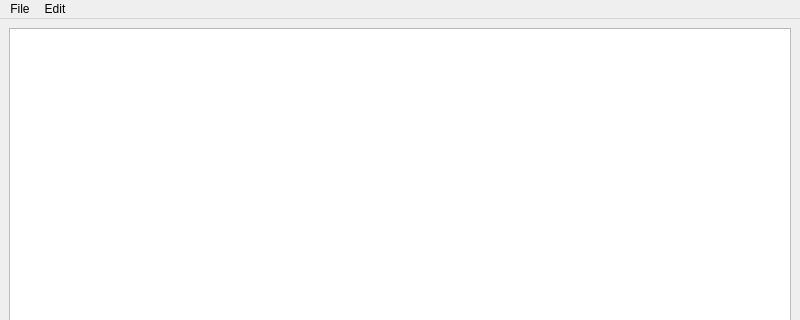
Above: metro/metrowindow.ui from SergeyBrian/metro before the change; both pictures show x 0 to 800 and y 0 to 320 of the 800 by 600 pixel window. Below: the same form after it.
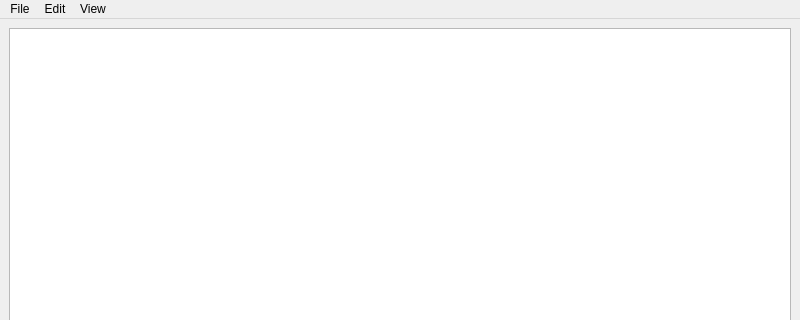
That is the form after the change.

Patch:
```diff
--- a/metro/metrowindow.ui
+++ b/metro/metrowindow.ui
@@ -53,8 +53,18 @@
     </property>
     <addaction name="actionRegenerate"/>
    </widget>
+   <widget class="QMenu" name="menuView">
+    <property name="title">
+     <string>View</string>
+    </property>
+    <addaction name="actionShow_branch_tags"/>
+    <addaction name="actionShow_station_tags"/>
+    <addaction name="actionShow_center_marker"/>
+    <addaction name="actionShow_branch_traces"/>
+   </widget>
    <addaction name="menuFile"/>
    <addaction name="menuEdit"/>
+   <addaction name="menuView"/>
   </widget>
   <action name="actionNew">
    <property name="text">
```
Left out of the diff: 35 changed lines with no effect on the pictures.
